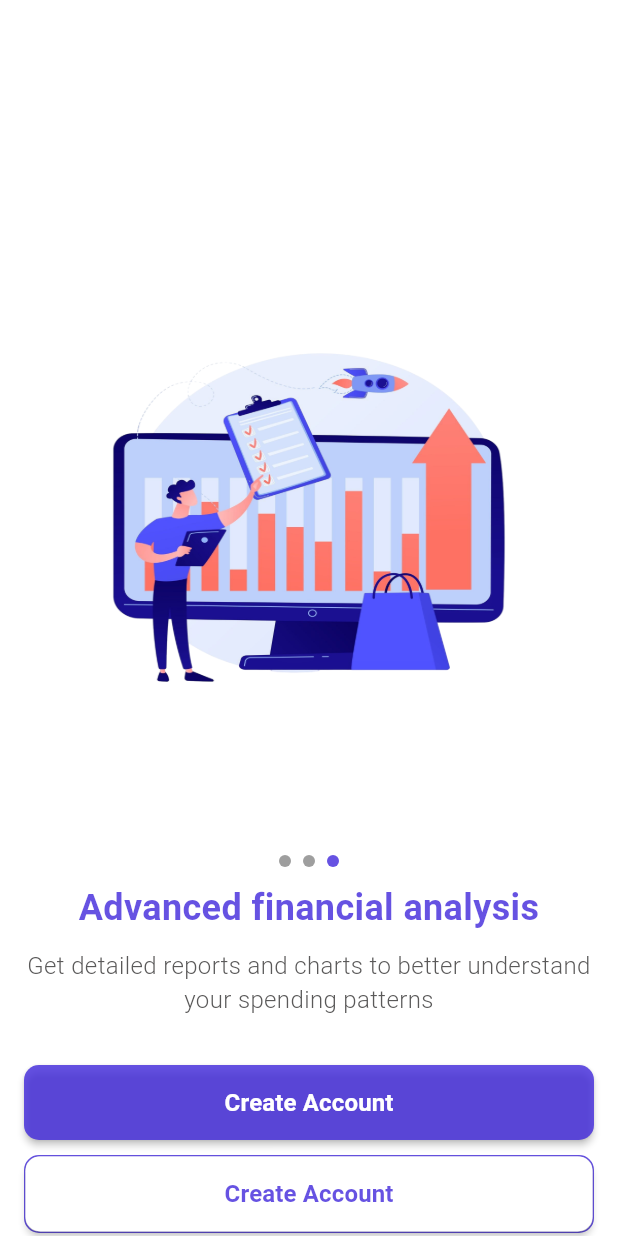
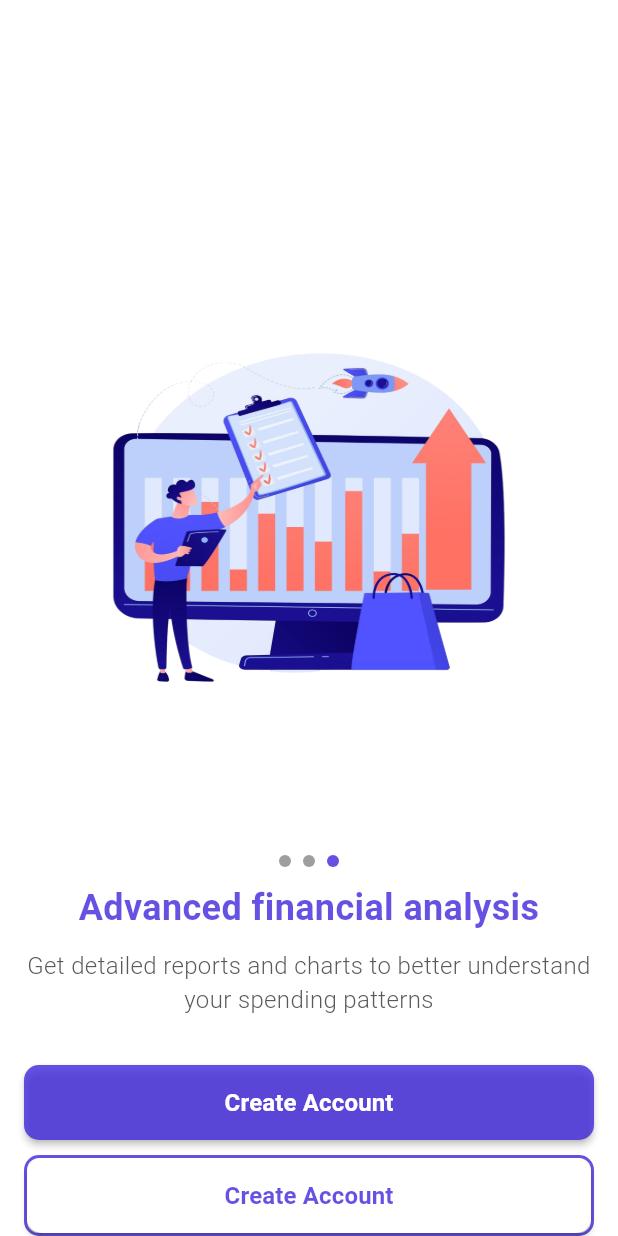
Before and after one commit to Khaled280-313/cash_flow, a Flutter app: the screen it shows after launch, swiped to page 3, on a phone screen of 412 x 824 dp. Run offline on Flutter 3.47's test engine with Material 3 defaults, Android fonts, the phone set to English and light mode, and no system bars; drawn by our look-alikes of smooth_page_indicator; our stand-ins replace dio, flutter_bloc, go_router, shared_preferences; Roboto replaces fonts that are missing (Montserrat).

Commit message:
Refactor onboarding widgets; update skip button navigation logic and enhance button border styling; restore Pacifico font in pubspec.yaml

```diff
--- a/lib/features/onboarding/presentation/widgets/custom_botton_skip.dart
+++ b/lib/features/onboarding/presentation/widgets/custom_botton_skip.dart
@@ -1,4 +1,3 @@
-import 'package:cash_flow/core/function/custom_navigat.dart';
 import 'package:cash_flow/core/utils/colors_app.dart';
 import 'package:cash_flow/core/utils/string_app.dart';
 import 'package:cash_flow/features/onboarding/data/model/on_boarding_model.dart';
@@ -18,7 +17,7 @@ class CustombottonSkip extends StatelessWidget {
       splashColor: ColorsApp.primary,
       borderRadius: BorderRadius.circular(10),
       onTap: () {
-        customNavigatPushReplacement(context: context, path: "/SignUp");
+        // customNavigatPushReplacement(context: context, path: "/SignUp");
         pageController.jumpToPage(onBoardingList.length - 1);
       },
       child: Container(
--- a/lib/features/onboarding/presentation/widgets/get_botton.dart
+++ b/lib/features/onboarding/presentation/widgets/get_botton.dart
@@ -41,7 +41,7 @@ class GetBotton extends StatelessWidget {
           SizedBox(height: 10),
           Container(
             decoration: BoxDecoration(
-              border: Border.all(color: ColorsApp.primary),
+              border: Border.all(color: ColorsApp.primary, width: 2),
               borderRadius: BorderRadius.circular(10),
             ),
             width: double.infinity,
--- a/pubspec.yaml
+++ b/pubspec.yaml
@@ -85,12 +85,12 @@ flutter_assets:
   # list giving the asset and other descriptors for the font. For
   # example:
   fonts:
+    - family: Montserrat
+      fonts:
+        - asset: assets/fonts/Montserrat-VariableFont_wght.ttf
     - family: Pacifico
       fonts:
         - asset: assets/fonts/Pacifico-Regular.ttf
-    - family: Montserrat
-      fonts:
-        - asset: assets/fonts/Montserrat-VariableFont_wght.ttf
     #       - asset: fonts/Schyler-Italic.ttf
     #         style: italic
   #       - asset: fonts/TrajanPro_Bold.ttf
```
